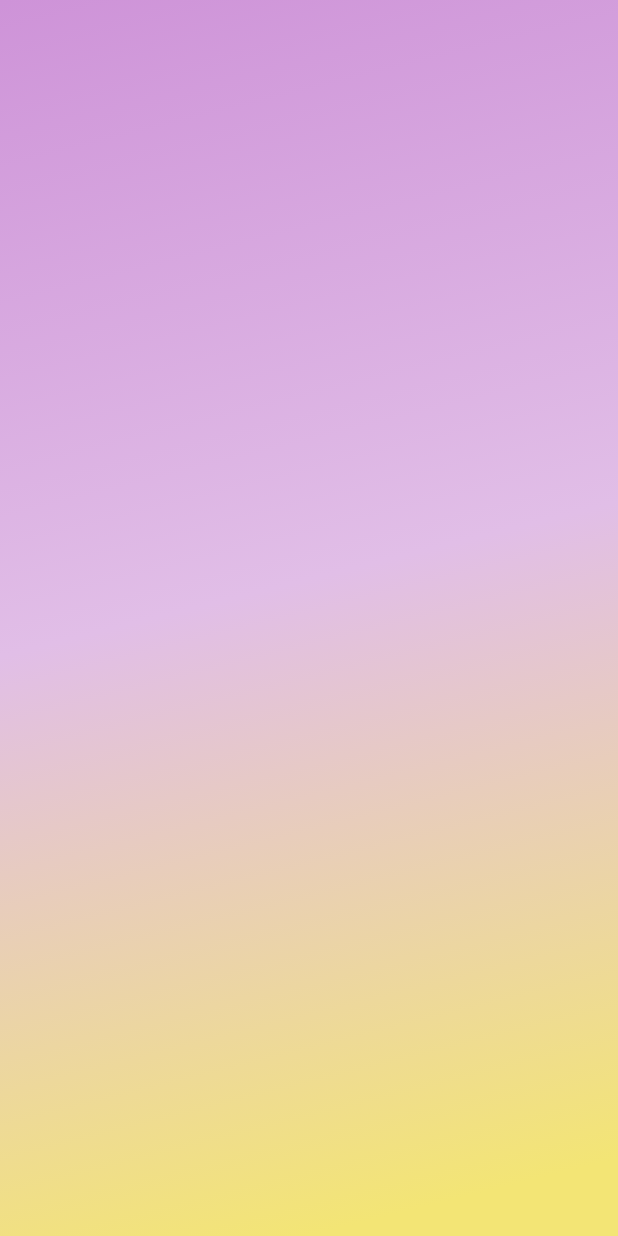
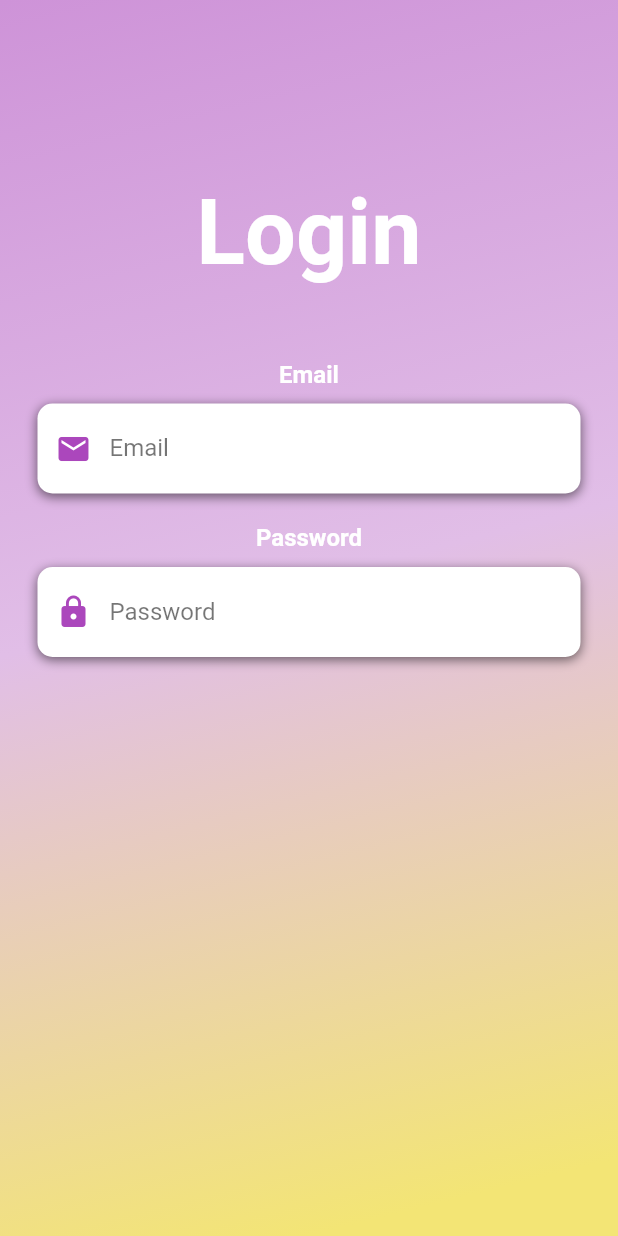
Before and after one commit to vishmi007/A-simple-login-page, a Flutter app: the screen it shows after launch, on a phone screen of 412 x 824 dp. Run offline on Flutter 3.47's test engine with Material 2 defaults, Android fonts, the phone set to English and light mode, and no system bars.

Commit message:
made two different functions to design the email text box and the password text box

```diff
--- a/lib/loginScreen.dart
+++ b/lib/loginScreen.dart
@@ -9,7 +9,117 @@ class LoginScreen extends StatefulWidget{
   _LoginScreenState createState() => _LoginScreenState();
   }
 
+  /*Method Name  : buildEmail
+    Parameters   : None
+    Purpose      : To Design the email text box.
+  */
+Widget buildEmail()
+{
+  return Column(
+    children: <Widget>[
+    Text(
+      'Email',style: TextStyle(
+      color: Colors.white,
+      fontSize: 16,
+      fontWeight: FontWeight.bold,
 
+    )
+    ),
+      SizedBox(height: 10),
+      Container(
+        alignment: Alignment.centerLeft,
+        decoration: BoxDecoration(
+          color: Colors.white,
+          borderRadius: BorderRadius.circular(10),
+          boxShadow: [
+            BoxShadow(
+              color: Colors.black54,
+                  blurRadius: 6,
+              offset:Offset(0,2)
+            )
+          ]
+        ),
+        height: 60,
+        child: TextField(
+          //Validating the user input
+          keyboardType: TextInputType.emailAddress,
+          style: TextStyle(
+            color:Colors.black54
+          ),
+          decoration: InputDecoration(
+            border: InputBorder.none,
+            contentPadding: EdgeInsets.only(top:14),
+            prefixIcon: Icon(
+              Icons.email,
+              color: Color(0XFFAB47BC)
+            ),
+            hintText: 'Email',
+            hintStyle: TextStyle(
+              color: Colors.black54
+            )
+          )
+        )
+      )
+    ]
+
+  );
+}
+
+/*Method Name  : buildPassword
+    Parameters   : None
+    Purpose      : To Design the Password text box.
+  */
+Widget buildPassword()
+{
+  return Column(
+      children: <Widget>[
+        Text(
+            'Password',style: TextStyle(
+          color: Colors.white,
+          fontSize: 16,
+          fontWeight: FontWeight.bold,
+
+        )
+        ),
+        SizedBox(height: 10),
+        Container(
+            alignment: Alignment.centerLeft,
+            decoration: BoxDecoration(
+                color: Colors.white,
+                borderRadius: BorderRadius.circular(10),
+                boxShadow: [
+                  BoxShadow(
+                      color: Colors.black54,
+                      blurRadius: 6,
+                      offset:Offset(0,2)
+                  )
+                ]
+            ),
+            height: 60,
+            child: TextField(
+              //Validating the user input
+                obscureText: true,
+                style: TextStyle(
+                    color:Colors.black54
+                ),
+                decoration: InputDecoration(
+                    border: InputBorder.none,
+                    contentPadding: EdgeInsets.only(top:14),
+                    prefixIcon: Icon(
+                        Icons.lock,
+                        color: Color(0XFFAB47BC)
+                    ),
+                    hintText: 'Password',
+                    hintStyle: TextStyle(
+                        color: Colors.black54
+                    )
+                )
+            )
+        )
+      ]
+
+  );
+}
 
 
 class _LoginScreenState extends State<LoginScreen>
@@ -37,9 +147,32 @@ class _LoginScreenState extends State<LoginScreen>
 
                   ),
                 ),
+                child: SingleChildScrollView(
+                  physics: AlwaysScrollableScrollPhysics(),
+                  padding: EdgeInsets.symmetric(
+                  horizontal: 25,
+                  vertical: 120
+                ),
+                    child : Column(
+                        children: <Widget>[
+                          Text('Login',
+                              style: TextStyle(
+                                  color : Colors.white,
+                                  fontSize: 60.0,
+                                  fontWeight : FontWeight.bold
+                              )),
+                          SizedBox(height: 50),
+                          buildEmail(),
+                          SizedBox(height: 20),
+                          buildPassword(),
+
+                        ]
+
+                    )
+              ),
               )
             ],
-          )
+          ),
         ),
       ),
 
```
